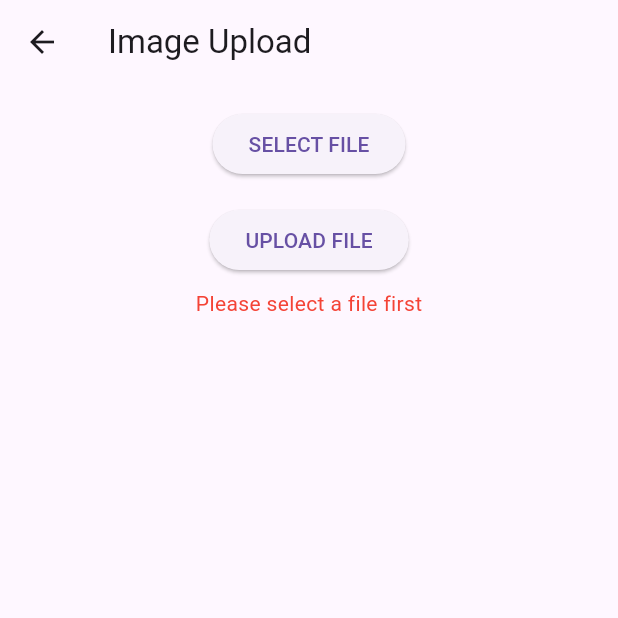
After one commit to Vlxdi/community_impact_tracker, a Flutter app: the Imager screen opened directly, after a tap on "UPLOAD FILE", on a phone screen of 412 x 824 dp, the top half of it. The commit adds this screen. Run offline on Flutter 3.47's test engine with Material 3 defaults, Android fonts, the light colour scheme and no system bars; our stand-ins replace cloud_firestore, file_picker, firebase_auth, firebase_core, firebase_storage, image_picker; accounts and stored records are empty.

Commit message:
image uploading function testing

```diff
--- /dev/null
+++ b/lib/Main Pages/imager.dart
@@ -0,0 +1,155 @@
+import 'dart:io';
+import 'package:file_picker/file_picker.dart';
+import 'package:firebase_storage/firebase_storage.dart';
+import 'package:flutter/material.dart';
+
+class Imager extends StatefulWidget {
+  const Imager({super.key});
+
+  @override
+  State<Imager> createState() => _ImagerState();
+}
+
+class _ImagerState extends State<Imager> {
+  PlatformFile? pickedFile;
+  bool isUploading = false;
+  String? errorMessage;
+  final FirebaseStorage storage = FirebaseStorage.instance;
+
+  Future selectFile() async {
+    try {
+      final result = await FilePicker.platform.pickFiles(
+        type: FileType.image,
+      );
+      if (result == null) return;
+
+      setState(() {
+        pickedFile = result.files.first;
+        errorMessage = null;
+      });
+    } catch (e) {
+      print('Error selecting file: $e');
+      setState(() {
+        errorMessage = 'Error selecting file: $e';
+      });
+    }
+  }
+
+  Future<void> uploadFile() async {
+    if (pickedFile == null) {
+      setState(() {
+        errorMessage = 'Please select a file first';
+      });
+      return;
+    }
+
+    setState(() {
+      isUploading = true;
+      errorMessage = null;
+    });
+
+    try {
+      // Create file reference
+      final fileName =
+          DateTime.now().millisecondsSinceEpoch.toString() + '.jpg';
+      final filePath = 'profile_pictures/$fileName';
+
+      // Print the full path for debugging
+      print('Attempting to upload to path: $filePath');
+
+      // Create the directory first
+      try {
+        final dirRef = storage.ref().child('profile_pictures');
+        await dirRef
+            .getData(); // This will throw an error if the directory doesn't exist
+      } catch (e) {
+        print('Creating directory: profile_pictures');
+        // Directory doesn't exist, but that's okay - Firebase will create it
+      }
+
+      // Create file reference and upload
+      final fileRef = storage.ref().child(filePath);
+      final file = File(pickedFile!.path!);
+
+      // Simple upload without metadata
+      final uploadTask = await fileRef.putFile(file);
+
+      if (uploadTask.state == TaskState.success) {
+        final downloadUrl = await fileRef.getDownloadURL();
+        print('Upload successful! Download URL: $downloadUrl');
+
+        if (mounted) {
+          ScaffoldMessenger.of(context).showSnackBar(
+            const SnackBar(content: Text('Upload successful!')),
+          );
+        }
+      } else {
+        throw Exception('Upload failed: ${uploadTask.state}');
+      }
+    } catch (e) {
+      print('Error during upload: $e');
+      if (mounted) {
+        setState(() {
+          errorMessage = 'Error during upload: $e';
+        });
+      }
+    } finally {
+      if (mounted) {
+        setState(() {
+          isUploading = false;
+        });
+      }
+    }
+  }
+
+  @override
+  Widget build(BuildContext context) {
+    return Scaffold(
+      appBar: AppBar(
+        title: const Text('Image Upload'),
+      ),
+      body: SingleChildScrollView(
+        child: Center(
+          child: Padding(
+            padding: const EdgeInsets.all(16.0),
+            child: Column(
+              children: [
+                ElevatedButton(
+                  onPressed: isUploading ? null : selectFile,
+                  child: const Text('SELECT FILE'),
+                ),
+                const SizedBox(height: 16),
+                ElevatedButton(
+                  onPressed: isUploading ? null : uploadFile,
+                  child: isUploading
+                      ? const SizedBox(
+                          width: 20,
+                          height: 20,
+                          child: CircularProgressIndicator(strokeWidth: 2),
+                        )
+                      : const Text('UPLOAD FILE'),
+                ),
+                if (errorMessage != null)
+                  Padding(
+                    padding: const EdgeInsets.all(8.0),
+                    child: Text(
+                      errorMessage!,
+                      style: const TextStyle(color: Colors.red),
+                    ),
+                  ),
+                if (pickedFile != null) ...[
+                  const SizedBox(height: 16),
+                  Image.file(
+                    File(pickedFile!.path!),
+                    width: double.infinity,
+                    fit: BoxFit.cover,
+                  ),
+                ],
+              ],
+            ),
+          ),
+        ),
+      ),
+    );
+  }
+}
--- a/lib/admin_panel.dart
+++ b/lib/admin_panel.dart
@@ -1,7 +1,11 @@
+import 'dart:io';
+
 import 'package:cloud_firestore/cloud_firestore.dart';
 import 'package:firebase_auth/firebase_auth.dart';
+import 'package:firebase_storage/firebase_storage.dart';
 import 'package:flutter/material.dart';
 import 'package:flutter/services.dart';
+import 'package:image_picker/image_picker.dart';
 
 class AdminPanel extends StatefulWidget {
   @override
@@ -14,6 +18,9 @@ class _AdminPanelState extends State<AdminPanel> {
   final TextEditingController rewardPointsController = TextEditingController();
   final TextEditingController latitudeController = TextEditingController();
   final TextEditingController longitudeController = TextEditingController();
+
+  XFile? _pickedImage;
+  final ImagePicker _imagePicker = ImagePicker();
 
   DateTime? startDate;
   TimeOfDay? startTime;
@@ -151,6 +158,57 @@ class _AdminPanelState extends State<AdminPanel> {
           });
         }
       }
+    }
+  }
+
+  Future<void> _selectAndUploadImage() async {
+    try {
+      print("Starting image selection...");
+      final pickedFile =
+          await _imagePicker.pickImage(source: ImageSource.gallery);
+
+      if (pickedFile != null) {
+        print("Image selected: ${pickedFile.path}");
+        setState(() {
+          _pickedImage = pickedFile;
+        });
+
+        final fileName = DateTime.now().millisecondsSinceEpoch.toString();
+        final storageRef = FirebaseStorage.instance
+            .ref()
+            .child('event_images')
+            .child(fileName);
+
+        print("Uploading to path: event_images/$fileName");
+
+        final uploadTask = storageRef.putFile(File(_pickedImage!.path));
+        final snapshot = await uploadTask.whenComplete(() {
+          print("Upload complete");
+        });
+
+        print("Fetching download URL...");
+        final downloadUrl = await snapshot.ref.getDownloadURL();
+        print("Download URL fetched: $downloadUrl");
+
+        await _firestore.collection('events').add({
+          'image': downloadUrl,
+          // Include other fields as required
+        });
+
+        ScaffoldMessenger.of(context).showSnackBar(
+          SnackBar(content: Text('Image uploaded successfully!')),
+        );
+      } else {
+        print("No image selected.");
+        ScaffoldMessenger.of(context).showSnackBar(
+          SnackBar(content: Text('No image selected')),
+        );
+      }
+    } catch (e) {
+      print("Error: $e");
+      ScaffoldMessenger.of(context).showSnackBar(
+        SnackBar(content: Text('Error uploading image: $e')),
+      );
     }
   }
 
@@ -437,6 +495,17 @@ class _AdminPanelState extends State<AdminPanel> {
                     ],
                   ),
                   SizedBox(height: 15),
+                  Row(
+                    children: [
+                      ElevatedButton(
+                        onPressed: _selectAndUploadImage,
+                        child: Text('Upload Image'),
+                      ),
+                      SizedBox(width: 10),
+                      if (_pickedImage != null) Text('Image Selected'),
+                    ],
+                  ),
+                  SizedBox(height: 15),
                   Column(
                     spacing: 5,
                     children: [
@@ -463,6 +532,8 @@ class _AdminPanelState extends State<AdminPanel> {
                   SizedBox(
                     height: 16,
                   ),
+
+                  //Existing events list section
                   Text(
                     'Existing Events',
                     style: TextStyle(fontSize: 16, fontWeight: FontWeight.bold),
--- a/lib/main.dart
+++ b/lib/main.dart
@@ -1,12 +1,13 @@
-import 'package:community_impact_tracker/events_page.dart';
+import 'package:community_impact_tracker/Main%20Pages/events_page.dart';
+import 'package:community_impact_tracker/Main%20Pages/imager.dart';
 import 'package:flutter/material.dart';
 import 'package:firebase_core/firebase_core.dart';
 import 'package:firebase_auth/firebase_auth.dart';
 import 'package:cloud_firestore/cloud_firestore.dart';
 import 'login.dart';
-import 'profile.dart';
+import 'Main Pages/profile.dart';
 import 'firebase_options.dart';
-import 'admin_panel.dart'; // Import Admin Panel
+import 'admin_panel.dart';
 
 void main() async {
   WidgetsFlutterBinding.ensureInitialized();
@@ -121,6 +122,7 @@ class _MainPageState extends State<MainPage> {
     Center(child: Text('This is the Shop Page')),
     Center(child: Text('This is the Leaderboard Page')),
     ProfilePage(),
+    Imager(),
   ];
 
   @override
@@ -160,6 +162,10 @@ class _MainPageState extends State<MainPage> {
             icon: Icon(Icons.person_2),
             label: 'Profile',
           ),
+          BottomNavigationBarItem(
+            icon: Icon(Icons.image),
+            label: 'Imager',
+          ),
         ],
         currentIndex: _selectedIndex,
         selectedItemColor: Colors.blue,
--- a/pubspec.yaml
+++ b/pubspec.yaml
@@ -34,6 +34,7 @@ dependencies:
   # The following adds the Cupertino Icons font to your application.
   # Use with the CupertinoIcons class for iOS style icons.
   image_picker: ^1.1.2
+  file_picker: ^8.1.7
   cupertino_icons: ^1.0.8
   firebase_core: ^3.8.0
   firebase_auth: ^5.3.3
@@ -41,6 +42,7 @@ dependencies:
   firebase_storage: ^12.3.6
   path_provider: ^2.1.5
   intl: ^0.20.1
+  provider: ^6.1.2
 
 dev_dependencies:
   flutter_test:
```
Also changed, not shown: lib/Main Pages/events_page.dart (renamed from lib/events_page.dart), lib/Main Pages/profile.dart (renamed from lib/profile.dart), pubspec.lock.
